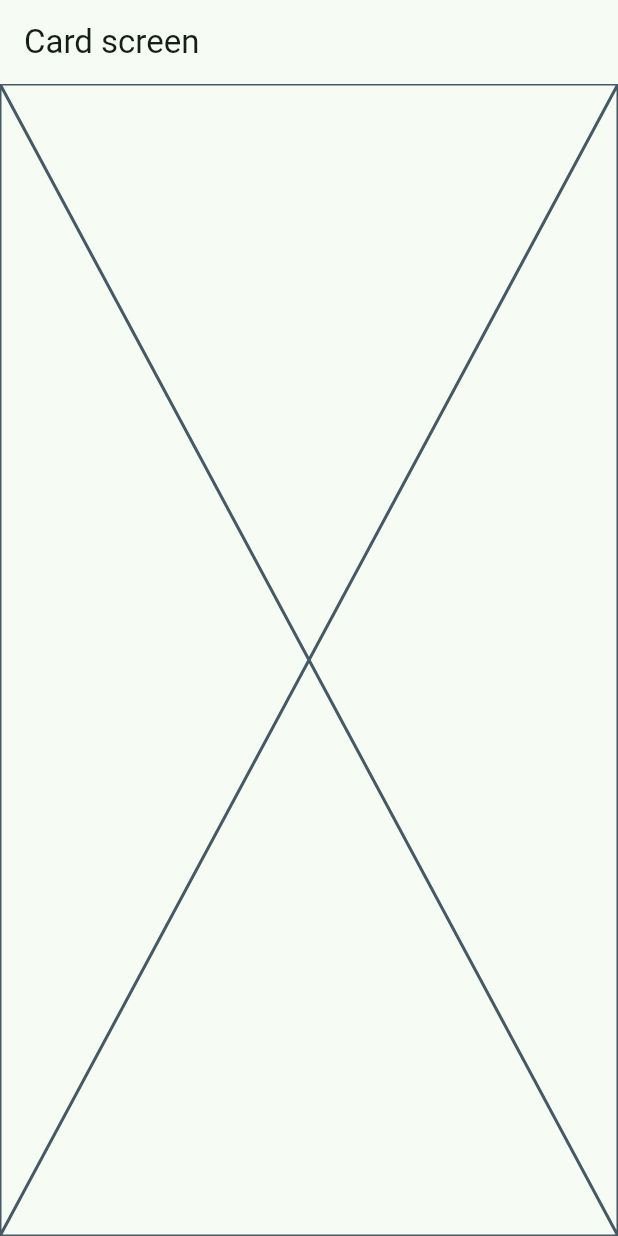
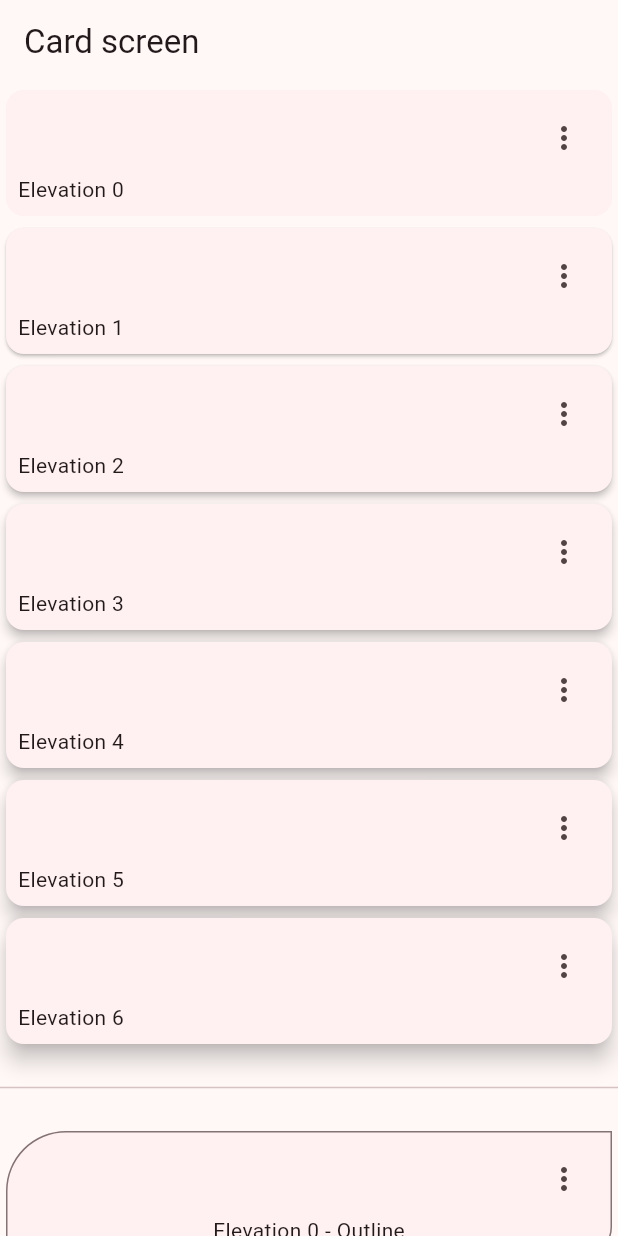
Before and after one commit to Guillermo-NH/widgets_app, a Flutter app: the CardsScreen screen opened by its route, on a phone screen of 412 x 824 dp. Run offline on Flutter 3.47's test engine with Material 2 defaults, Android fonts, the phone set to English and light mode, and no system bars; our stand-ins replace go_router.

Commit message:
Tarjetas y tarjetas con borde

```diff
--- a/lib/main.dart
+++ b/lib/main.dart
@@ -13,7 +13,7 @@ class MyApp extends StatelessWidget {
       routerConfig: appRouter,
       title: 'Widgets App',
       debugShowCheckedModeBanner: false,
-      theme: AppTheme(selectedColor: 0).getThema(),
+      theme: AppTheme(selectedColor: 3).getThema(),
     );
   }
 }
--- a/lib/presentation/screens/cards/cards_screen.dart
+++ b/lib/presentation/screens/cards/cards_screen.dart
@@ -1,4 +1,14 @@
 import 'package:flutter/material.dart';
+
+const cards = <Map<String, dynamic>>[
+  {'elevation': 0.0, 'label': 'Elevation 0'},
+  {'elevation': 1.0, 'label': 'Elevation 1'},
+  {'elevation': 2.0, 'label': 'Elevation 2'},
+  {'elevation': 3.0, 'label': 'Elevation 3'},
+  {'elevation': 4.0, 'label': 'Elevation 4'},
+  {'elevation': 5.0, 'label': 'Elevation 5'},
+  {'elevation': 6.0, 'label': 'Elevation 6'},
+];
 
 class CardsScreen extends StatelessWidget {
   const CardsScreen({super.key});
@@ -9,7 +19,89 @@ class CardsScreen extends StatelessWidget {
   Widget build(BuildContext context) {
     return Scaffold(
       appBar: AppBar(title: const Text('Card screen')),
-      body: const Placeholder(),
+      body: SingleChildScrollView(
+        child: Column(
+          children: [
+            ...cards.map((card) =>
+                _CardType1(elevation: card['elevation'], label: card['label'])),
+            const SizedBox(
+              height: 50,
+              child: Divider(),
+            ),
+            ...cards.map((card) =>
+                _CardType2(elevation: card['elevation'], label: card['label']))
+          ],
+        ),
+      ),
     );
   }
 }
+
+class _CardType1 extends StatelessWidget {
+  final double elevation;
+  final String label;
+  const _CardType1({
+    Key? key,
+    required this.elevation,
+    required this.label,
+  }) : super(key: key);
+
+  @override
+  Widget build(BuildContext context) {
+    return Card(
+      elevation: elevation,
+      child: Padding(
+        padding: const EdgeInsets.all(8.0),
+        child: Column(
+          children: [
+            Align(
+              alignment: Alignment.topRight,
+              child: IconButton(
+                  onPressed: () {}, icon: const Icon(Icons.more_vert_outlined)),
+            ),
+            Align(alignment: Alignment.bottomLeft, child: Text(label)),
+          ],
+        ),
+      ),
+    );
+  }
+}
+
+class _CardType2 extends StatelessWidget {
+  final double elevation;
+  final String label;
+
+  const _CardType2({
+    Key? key,
+    required this.elevation,
+    required this.label,
+  }) : super(key: key);
+
+  @override
+  Widget build(BuildContext context) {
+    final colors = Theme.of(context).colorScheme;
+
+    return Card(
+      shape: RoundedRectangleBorder(
+          side: BorderSide(color: colors.outline),
+          borderRadius: const BorderRadius.only(
+              topLeft: Radius.circular(40), bottomRight: Radius.circular(20))),
+      elevation: elevation,
+      child: Padding(
+        padding: const EdgeInsets.all(8.0),
+        child: Column(
+          children: [
+            Align(
+              alignment: Alignment.topRight,
+              child: IconButton(
+                  onPressed: () {}, icon: const Icon(Icons.more_vert_outlined)),
+            ),
+            Align(
+              child: Text('$label - Outline'),
+            )
+          ],
+        ),
+      ),
+    );
+  }
+}
```
